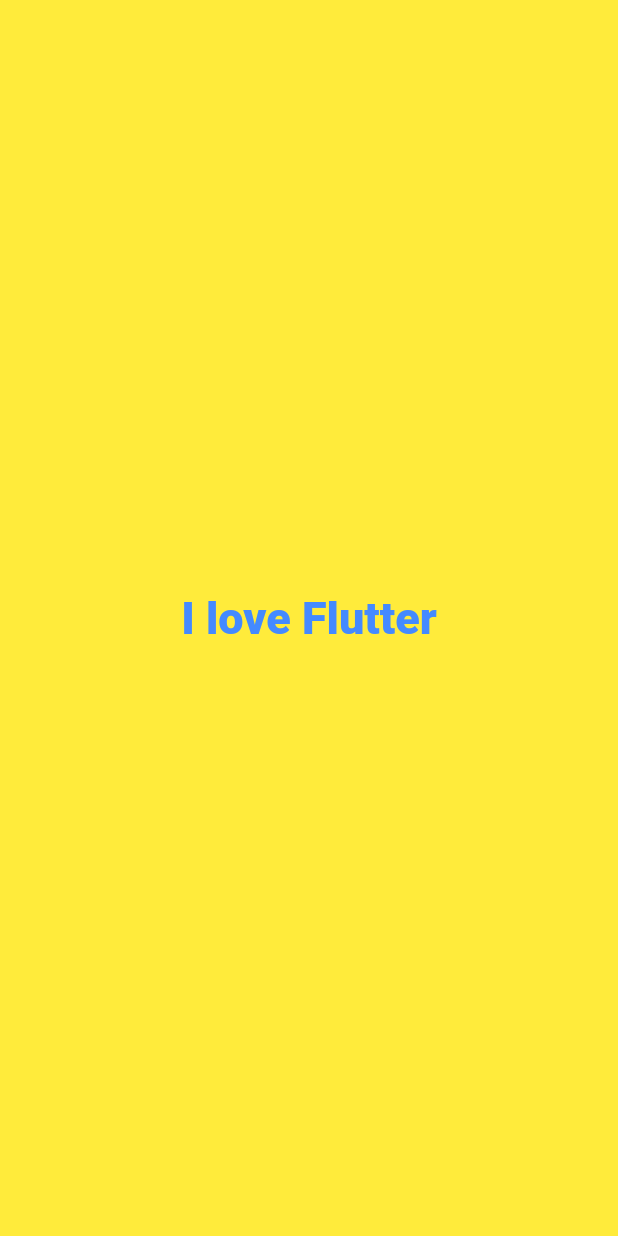
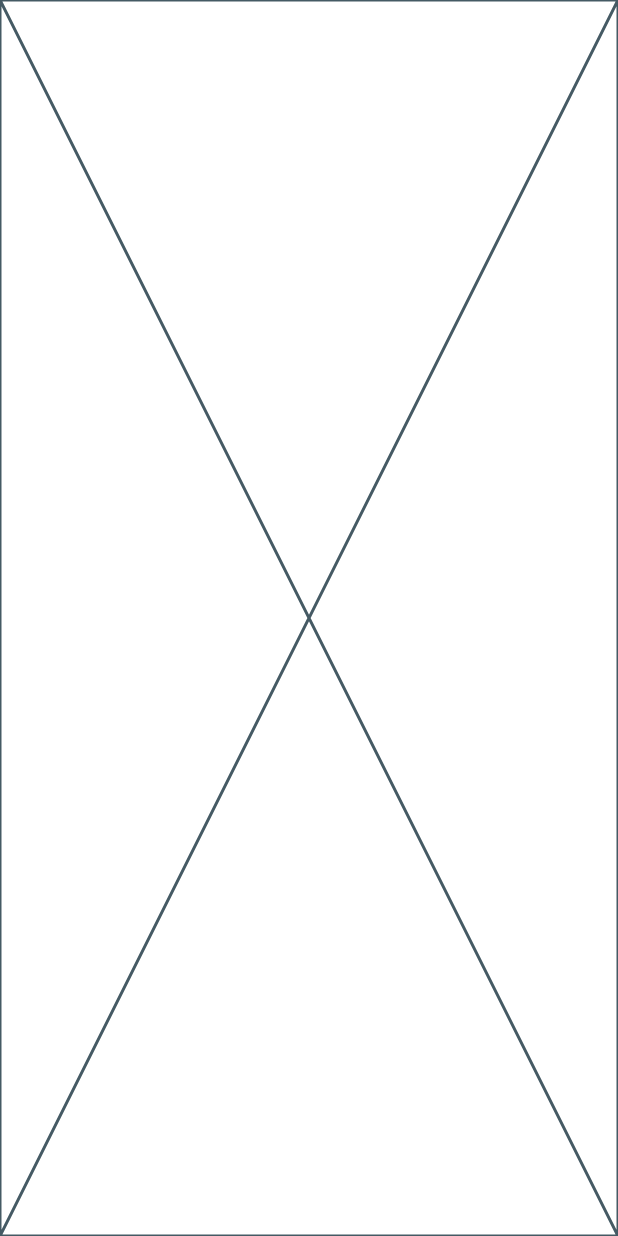
Before and after one commit to qahor0v/app1, a Flutter app: the screen it shows after launch, on a phone screen of 412 x 824 dp. Run offline on Flutter 3.47's test engine with Material 2 defaults, Android fonts, the phone set to English and light mode, and no system bars.

Commit message:
Initial commit

```diff
--- a/lib/main.dart
+++ b/lib/main.dart
@@ -14,28 +14,20 @@ class MyApp extends StatelessWidget {
       theme: ThemeData(
         primarySwatch: Colors.blue,
       ),
-      home: const HelloWorld(),
+      home: const HomePage(),
     );
   }
 }
-
-class HelloWorld extends StatelessWidget {
-  const HelloWorld({Key? key}) : super(key: key);
+class HomePage extends StatefulWidget {
+  const HomePage({Key? key}) : super(key: key);
 
   @override
+  State<HomePage> createState() => _HomePageState();
+}
+
+class _HomePageState extends State<HomePage> {
+  @override
   Widget build(BuildContext context) {
-    return const Scaffold(
-      backgroundColor: Colors.yellow,
-      body: Center(
-        child: Text(
-          "I love Flutter",
-          style: TextStyle(
-            color: Colors.blueAccent,
-            fontWeight: FontWeight.w800,
-            fontSize: 30,
-          ),
-        ),
-      ),
-    );
+    return const Placeholder();
   }
 }
```
